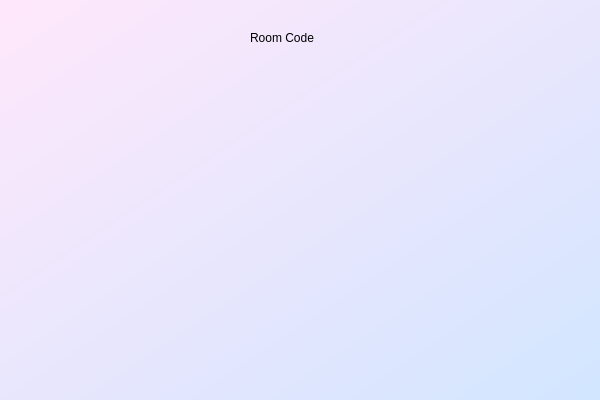
Before: the Qt Designer form Skribbl App/ClientGUI/lobby.ui in codralexandra/ProjectModernCpp-Particular-Science, drawn with Qt 5.
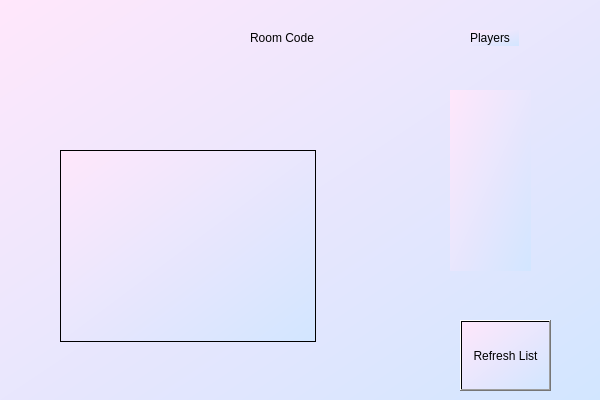
After: the same form once the commit is applied.

Commit message: Commented function of Get method of usernames from Server

Patch:
```diff
--- a/Skribbl App/ClientGUI/lobby.ui
+++ b/Skribbl App/ClientGUI/lobby.ui
@@ -54,6 +54,55 @@
     <string/>
    </property>
   </widget>
+  <widget class="QLabel" name="label_2">
+   <property name="geometry">
+    <rect>
+     <x>470</x>
+     <y>30</y>
+     <width>49</width>
+     <height>16</height>
+    </rect>
+   </property>
+   <property name="text">
+    <string>Players</string>
+   </property>
+  </widget>
+  <widget class="QPushButton" name="RefreshButton">
+   <property name="geometry">
+    <rect>
+     <x>460</x>
+     <y>320</y>
+     <width>91</width>
+     <height>71</height>
+    </rect>
+   </property>
+   <property name="text">
+    <string>Refresh List</string>
+   </property>
+  </widget>
+  <widget class="QLabel" name="PlayersList">
+   <property name="geometry">
+    <rect>
+     <x>450</x>
+     <y>90</y>
+     <width>81</width>
+     <height>181</height>
+    </rect>
+   </property>
+   <property name="text">
+    <string/>
+   </property>
+  </widget>
+  <widget class="QListWidget" name="PlayerListBox">
+   <property name="geometry">
+    <rect>
+     <x>60</x>
+     <y>150</y>
+     <width>256</width>
+     <height>192</height>
+    </rect>
+   </property>
+  </widget>
  </widget>
  <layoutdefault spacing="6" margin="11"/>
  <resources/>
```
The commit also changes 2 other files.
